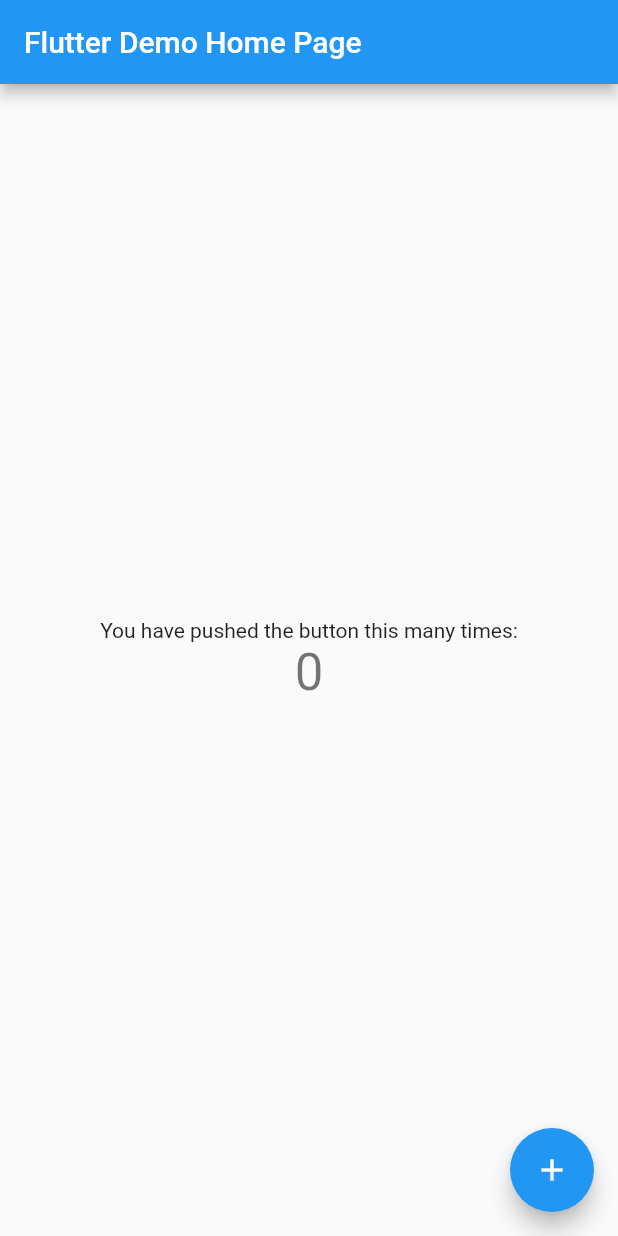
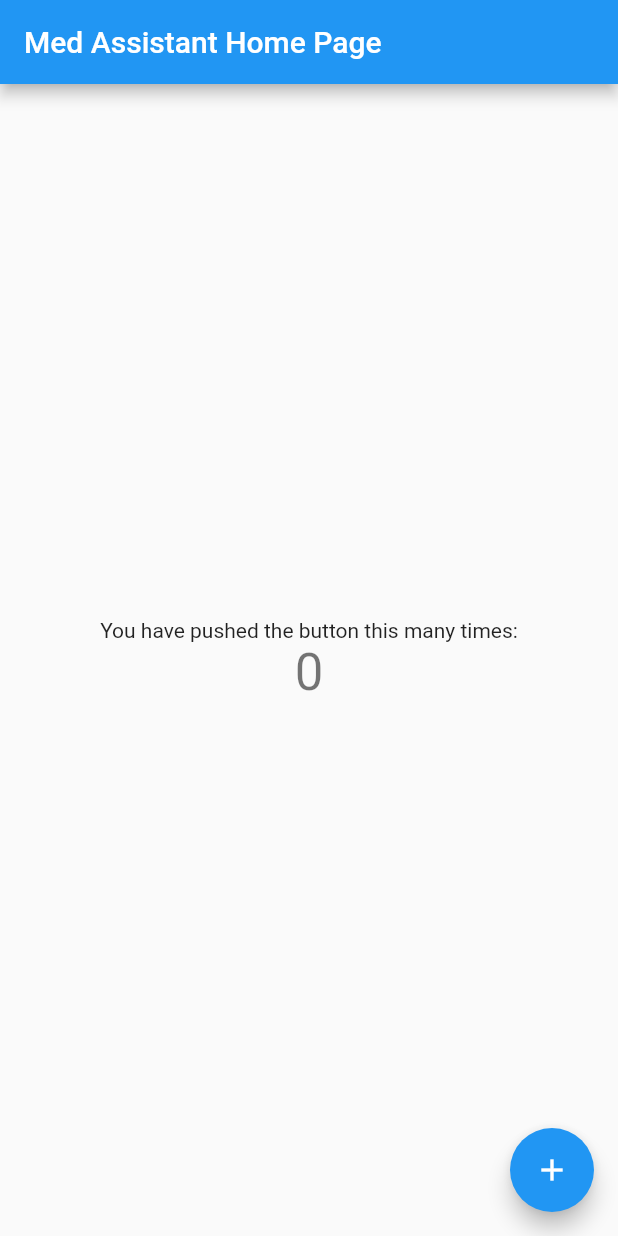
Before and after one commit to joaovaladao/Med-Assistant, a Flutter app: the screen it shows after launch, on a phone screen of 412 x 824 dp. Run offline on Flutter 3.47's test engine with Material 2 defaults, Android fonts, the phone set to English and light mode, and no system bars.

Commit message:
Mudança do titúlo da aplicação

```diff
--- a/flutter_application_1/lib/main.dart
+++ b/flutter_application_1/lib/main.dart
@@ -9,7 +9,7 @@ class MyApp extends StatelessWidget {
   @override
   Widget build(BuildContext context) {
     return MaterialApp(
-      title: 'Flutter Demo',
+      title: 'Med Assistant',
       theme: ThemeData(
         // This is the theme of your application.
         //
@@ -26,7 +26,7 @@ class MyApp extends StatelessWidget {
         // closer together (more dense) than on mobile platforms.
         visualDensity: VisualDensity.adaptivePlatformDensity,
       ),
-      home: MyHomePage(title: 'Flutter Demo Home Page'),
+      home: MyHomePage(title: 'Med Assistant Home Page'),
     );
   }
 }
```
